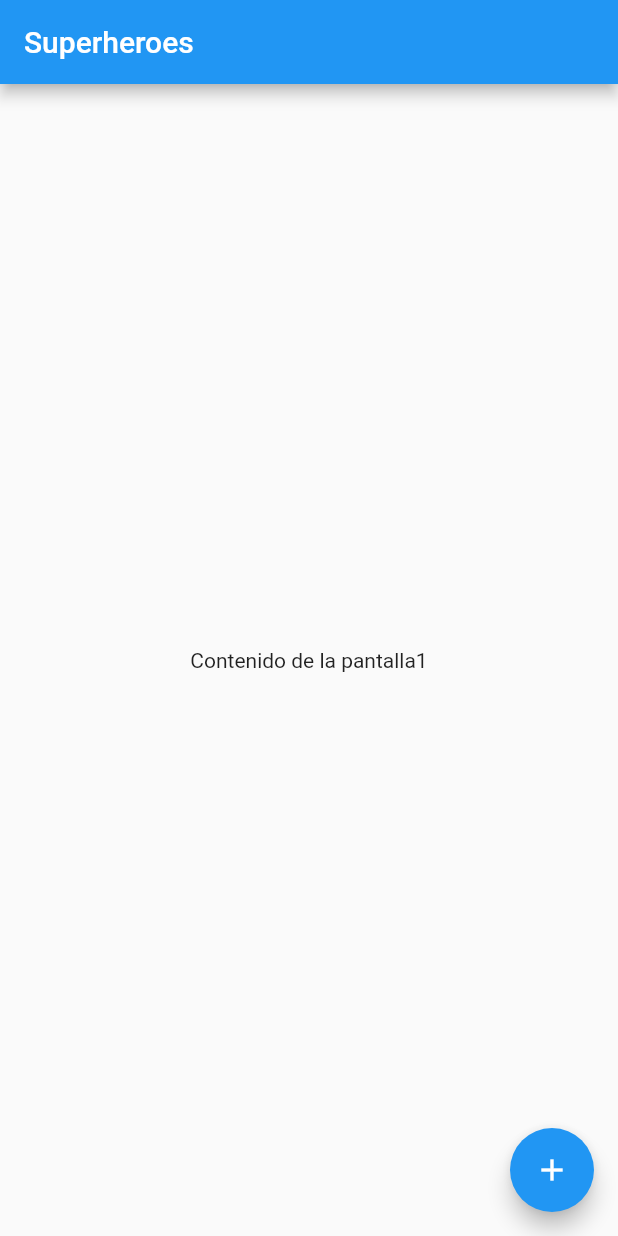
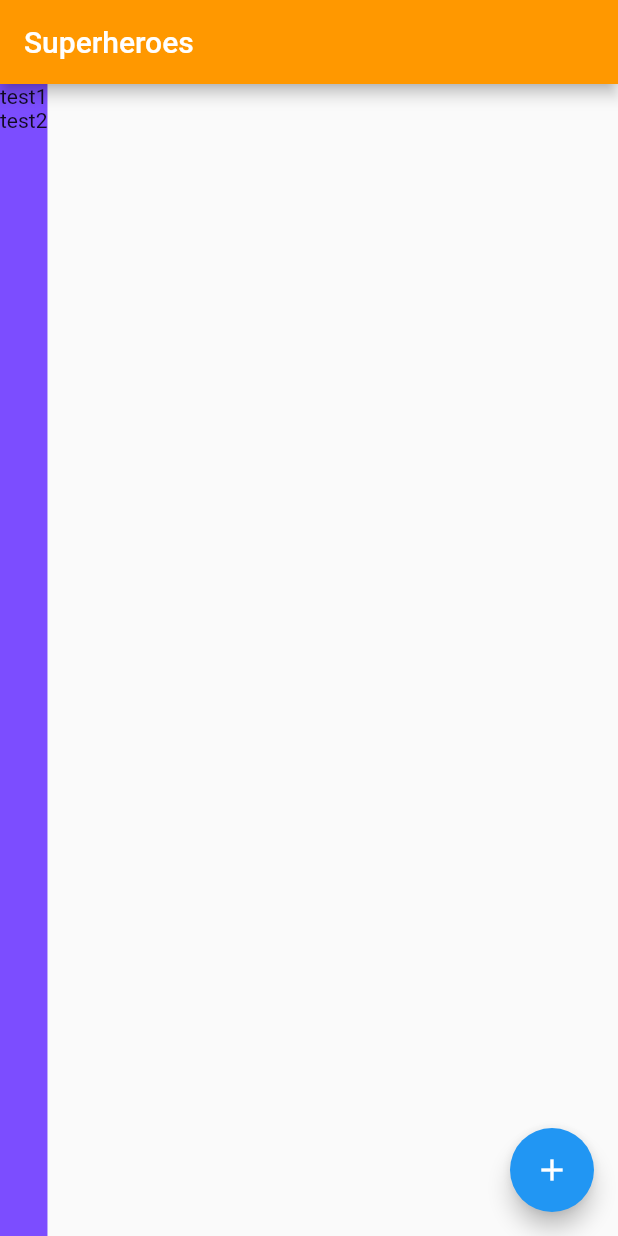
Before and after one commit to Blackbeyonder/app_superheroes, a Flutter app: the screen it shows after launch, on a phone screen of 412 x 824 dp. Run offline on Flutter 3.47's test engine with Material 2 defaults, Android fonts, the phone set to English and light mode, and no system bars.

Commit message:
test in home

```diff
--- a/lib/main.dart
+++ b/lib/main.dart
@@ -63,7 +63,7 @@ class _MyHomePageState extends State<MyHomePage> {
       title: 'Superheroes',
       initialRoute: '/',
       routes: {
-        '/': (context) => const HomeScreen(),
+        '/': (_) => const HomeScreen(),
         // '/profile': (context) => ProfileScreen(),
         // Agrega más rutas según sea necesario
       },
--- a/lib/screens/homeScreen.dart
+++ b/lib/screens/homeScreen.dart
@@ -12,10 +12,17 @@ class _HomeScreenState extends State<HomeScreen> {
   Widget build(BuildContext context) {
     return Scaffold(
       appBar: AppBar(
-        title: Text('Superheroes'),
+        backgroundColor: Colors.orange,
+        title: const Text('Superheroes'),
       ),
-      body: Center(
-        child: const Text('Contenido de la pantalla1'),
+      body: Container(
+        color: Colors.deepPurpleAccent,
+        child: Column(
+          children: [
+            Text("test1"),
+            Text("test2")
+          ],
+        ),
       ),
       floatingActionButton: FloatingActionButton(
         onPressed: () {
```
